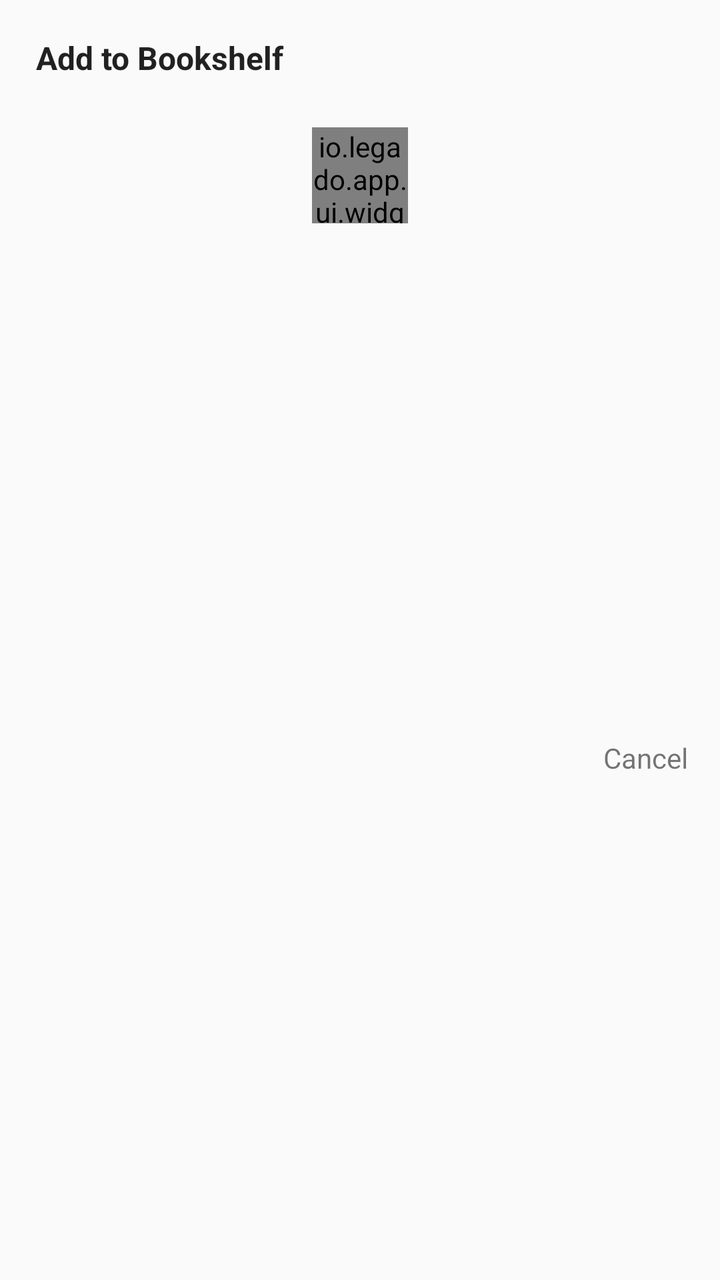
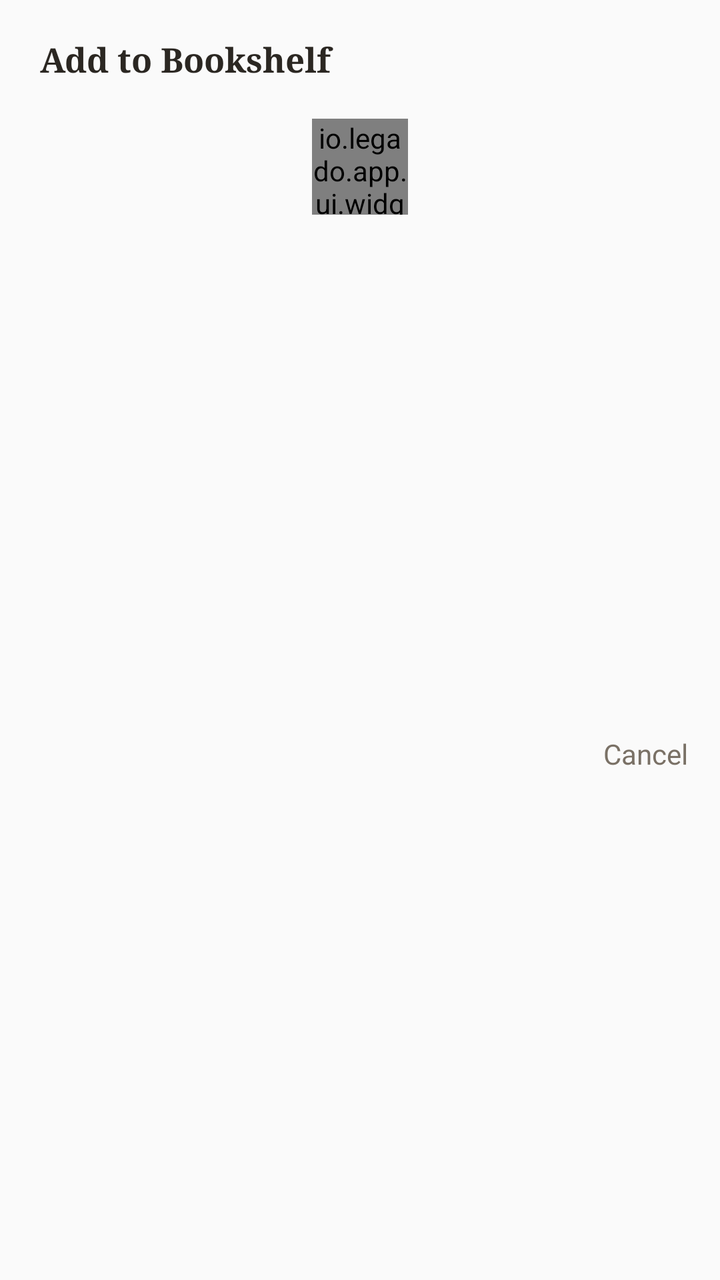

Compare the two renders of this Android layout. The source of the first and the diff that turns it into the second are given below.
<!-- AndroidManifest.xml: application theme AppTheme.Light -->
<!-- res/layout/dialog_add_to_bookshelf.xml -->
<?xml version="1.0" encoding="utf-8"?>
<androidx.constraintlayout.widget.ConstraintLayout xmlns:android="http://schemas.android.com/apk/res/android"
    xmlns:app="http://schemas.android.com/apk/res-auto"
    xmlns:tools="http://schemas.android.com/tools"
    android:layout_width="match_parent"
    android:layout_height="wrap_content">

    <TextView
        android:id="@+id/tv_title"
        android:layout_width="match_parent"
        android:layout_height="wrap_content"
        android:padding="18dp"
        android:text="@string/add_to_bookshelf"
        android:textColor="@color/primaryText"
        android:textSize="16sp"
        android:textStyle="bold"
        app:layout_constraintTop_toTopOf="parent" />

    <androidx.constraintlayout.widget.ConstraintLayout
        android:id="@+id/book_info"
        android:layout_width="match_parent"
        android:layout_height="wrap_content"
        android:layout_marginHorizontal="16dp"
        android:visibility="invisible"
        app:layout_constraintTop_toBottomOf="@id/tv_title">

        <TextView
            android:id="@+id/tv_name"
            android:layout_width="match_parent"
            android:layout_height="wrap_content"
            android:textSize="16sp"
            app:layout_constraintTop_toTopOf="parent" />

        <ImageView
            android:id="@+id/iv_author"
            android:layout_width="18sp"
            android:layout_height="18sp"
            android:contentDescription="@string/author"
            android:paddingRight="2dp"
            android:src="@drawable/ic_author"
            app:layout_constraintBottom_toBottomOf="@+id/tv_author"
            app:layout_constraintLeft_toLeftOf="parent"
            app:layout_constraintTop_toTopOf="@id/tv_author"
            app:tint="@color/tv_text_summary"
            tools:ignore="RtlHardcoded,RtlSymmetry" />

        <TextView
            android:id="@+id/tv_author"
            android:layout_width="0dp"
            android:layout_height="wrap_content"
            android:layout_marginLeft="2dp"
            app:layout_constraintLeft_toRightOf="@+id/iv_author"
            app:layout_constraintRight_toRightOf="parent"
            app:layout_constraintTop_toBottomOf="@+id/tv_name"
            tools:ignore="RtlHardcoded" />

        <ImageView
            android:id="@+id/iv_origin"
            android:layout_width="18sp"
            android:layout_height="18sp"
            android:contentDescription="@string/origin_format"
            android:paddingRight="2dp"
            android:src="@drawable/ic_web_outline"
            app:layout_constraintBottom_toBottomOf="@+id/tv_origin"
            app:layout_constraintLeft_toLeftOf="parent"
            app:layout_constraintTop_toTopOf="@id/tv_origin"
            app:tint="@color/tv_text_summary"
            tools:ignore="RtlHardcoded,RtlSymmetry" />

        <TextView
            android:id="@+id/tv_origin"
            android:layout_width="0dp"
            android:layout_height="wrap_content"
            android:layout_marginLeft="2dp"
            app:layout_constraintLeft_toRightOf="@+id/iv_origin"
            app:layout_constraintRight_toRightOf="parent"
            app:layout_constraintTop_toBottomOf="@+id/tv_author"
            tools:ignore="RtlHardcoded" />

    </androidx.constraintlayout.widget.ConstraintLayout>


    <io.legado.app.ui.widget.anima.RotateLoading
        android:id="@+id/rotate_loading"
        android:layout_width="48dp"
        android:layout_height="48dp"
        app:layout_constraintBottom_toBottomOf="@+id/book_info"
        app:layout_constraintLeft_toLeftOf="parent"
        app:layout_constraintRight_toRightOf="parent"
        app:layout_constraintTop_toTopOf="@id/book_info" />

    <io.legado.app.ui.widget.text.AccentTextView
        android:id="@+id/tv_ok"
        android:layout_width="wrap_content"
        android:layout_height="wrap_content"
        android:padding="16dp"
        android:text="@string/ok"
        android:visibility="gone"
        app:layout_constraintBottom_toBottomOf="parent"
        app:layout_constraintRight_toRightOf="parent"
        app:layout_constraintTop_toBottomOf="@+id/book_info" />

    <TextView
        android:id="@+id/tv_cancel"
        android:layout_width="wrap_content"
        android:layout_height="wrap_content"
        android:padding="16dp"
        android:text="@string/cancel"
        android:textColor="@color/secondaryText"
        app:layout_constraintBottom_toBottomOf="parent"
        app:layout_constraintRight_toLeftOf="@+id/tv_ok"
        app:layout_constraintTop_toBottomOf="@+id/book_info" />

    <io.legado.app.ui.widget.text.AccentTextView
        android:id="@+id/tv_read"
        android:layout_width="wrap_content"
        android:layout_height="wrap_content"
        android:padding="16dp"
        android:text="@string/reading"
        android:visibility="invisible"
        app:layout_constraintBottom_toBottomOf="parent"
        app:layout_constraintLeft_toLeftOf="parent" />

</androidx.constraintlayout.widget.ConstraintLayout>
<!-- resources referenced by this layout -->
<resources>
  <color name="primaryText">#de000000</color>
  <color name="secondaryText">#8a000000</color>
  <color name="tv_text_summary">#8A2C2C2C</color>
  <string name="add_to_bookshelf">Add to Bookshelf</string>
  <string name="author">Author</string>
  <string name="cancel">Cancel</string>
  <string name="ok">OK</string>
  <string name="origin_format">Origin: %s</string>
  <string name="reading">Read</string>
  <style name="AppTheme.Light" parent="Base.AppTheme">
          <item name="actionBarStyle">@style/AppTheme.AppBarOverlay.Light</item>
      </style>
  <style name="Base.AppTheme" parent="Theme.AppCompat.DayNight.NoActionBar">
          <item name="colorPrimary">@color/primary</item>
          <item name="colorPrimaryDark">@color/primaryDark</item>
          <item name="colorAccent">@color/accent</item>
          <item name="actionOverflowMenuStyle">@style/Style.PopupMenu</item>
          <item name="android:itemTextAppearance">@style/Style.MenuItemText</item>
          <item name="android:popupMenuStyle">@style/Style.PopupMenu</item>
          <item name="android:statusBarColor">@color/transparent</item>
          <item name="android:windowDrawsSystemBarBackgrounds">true</item>
      </style>
  <style name="AppTheme.AppBarOverlay.Light" parent="ThemeOverlay.AppCompat.Light">
          <item name="colorAccent">@color/md_grey_900</item>
      </style>
  <color name="primary">@color/md_light_blue_600</color>
  <color name="primaryDark">@color/md_light_blue_700</color>
  <color name="accent">@color/md_pink_800</color>
  <style name="Style.PopupMenu" parent="Widget.AppCompat.PopupMenu">
          <item name="android:popupBackground">@drawable/bg_popup_menu</item>
      </style>
  <color name="transparent">#00000000</color>
  <color name="md_grey_900">#212121</color>
  <color name="md_light_blue_600">#039BE5</color>
  <color name="md_light_blue_700">#0288D1</color>
  <color name="md_pink_800">#AD1457</color>
  <color name="menu_color_default">#383838</color>
  <color name="background_menu">@color/md_grey_200</color>
  <color name="md_grey_200">#EEEEEE</color>
  <!-- unchanged entries left out for length: 4 -->
</resources>

<!-- the commit's change to res/layout/dialog_add_to_bookshelf.xml (unified diff, before → after) -->
@@ -1,4 +1,5 @@
 <?xml version="1.0" encoding="utf-8"?>
+
 <androidx.constraintlayout.widget.ConstraintLayout xmlns:android="http://schemas.android.com/apk/res/android"
     xmlns:app="http://schemas.android.com/apk/res-auto"
     xmlns:tools="http://schemas.android.com/tools"
@@ -9,10 +10,14 @@
         android:id="@+id/tv_title"
         android:layout_width="match_parent"
         android:layout_height="wrap_content"
-        android:padding="18dp"
+        android:paddingLeft="20dp"
+        android:paddingRight="20dp"
+        android:paddingTop="18dp"
+        android:paddingBottom="12dp"
         android:text="@string/add_to_bookshelf"
-        android:textColor="@color/primaryText"
-        android:textSize="16sp"
+        android:fontFamily="serif"
+        android:textColor="@color/ink_text"
+        android:textSize="17sp"
         android:textStyle="bold"
         app:layout_constraintTop_toTopOf="parent" />
 
@@ -20,7 +25,7 @@
         android:id="@+id/book_info"
         android:layout_width="match_parent"
         android:layout_height="wrap_content"
-        android:layout_marginHorizontal="16dp"
+        android:layout_marginHorizontal="20dp"
         android:visibility="invisible"
         app:layout_constraintTop_toBottomOf="@id/tv_title">
 
@@ -28,6 +33,9 @@
             android:id="@+id/tv_name"
             android:layout_width="match_parent"
             android:layout_height="wrap_content"
+            android:fontFamily="serif"
+            android:textStyle="bold"
+            android:textColor="@color/ink_text"
             android:textSize="16sp"
             app:layout_constraintTop_toTopOf="parent" />
 
@@ -106,7 +114,7 @@
         android:layout_height="wrap_content"
         android:padding="16dp"
         android:text="@string/cancel"
-        android:textColor="@color/secondaryText"
+        android:textColor="@color/ink_text_sub"
         app:layout_constraintBottom_toBottomOf="parent"
         app:layout_constraintRight_toLeftOf="@+id/tv_ok"
         app:layout_constraintTop_toBottomOf="@+id/book_info" />
<!-- resource entries referenced after the edit -->
@@ -1,7 +1,7 @@
 <!-- resources referenced by this layout -->
 <resources>
-  <color name="primaryText">#de000000</color>
-  <color name="secondaryText">#8a000000</color>
+  <color name="ink_text">#2B2722</color>
+  <color name="ink_text_sub">#7A7166</color>
   <color name="tv_text_summary">#8A2C2C2C</color>
   <string name="add_to_bookshelf">Add to Bookshelf</string>
   <string name="author">Author</string>
@@ -21,6 +21,8 @@
           <item name="android:popupMenuStyle">@style/Style.PopupMenu</item>
           <item name="android:statusBarColor">@color/transparent</item>
           <item name="android:windowDrawsSystemBarBackgrounds">true</item>
+          <item name="alertDialogTheme">@style/ink_AlertDialog</item>
+          <item name="android:divider">@color/ink_line</item>
       </style>
   <style name="AppTheme.AppBarOverlay.Light" parent="ThemeOverlay.AppCompat.Light">
           <item name="colorAccent">@color/md_grey_900</item>
@@ -32,11 +34,41 @@
           <item name="android:popupBackground">@drawable/bg_popup_menu</item>
       </style>
   <color name="transparent">#00000000</color>
+  <style name="ink_AlertDialog" parent="Theme.AppCompat.DayNight.Dialog.Alert">
+          <item name="android:textColorAlertDialogListItem">@color/ink_text</item>
+          <item name="android:windowBackground">@drawable/ink_bg_dialog</item>
+          <item name="buttonBarButtonStyle">@style/ink_DialogButton</item>
+          <item name="buttonBarPositiveButtonStyle">@style/ink_DialogButton</item>
+          <item name="buttonBarNegativeButtonStyle">@style/ink_DialogButton</item>
+          <item name="buttonBarNeutralButtonStyle">@style/ink_DialogButton</item>
+          <item name="colorAccent">@color/accent</item>
+          <item name="android:textColorPrimary">@color/ink_text</item>
+          <item name="android:textColorSecondary">@color/ink_text_sub</item>
+          <item name="android:colorBackground">@color/ink_card</item>
+      </style>
+  <color name="ink_line">#1F2B2722</color>
   <color name="md_grey_900">#212121</color>
   <color name="md_light_blue_600">#039BE5</color>
   <color name="md_light_blue_700">#0288D1</color>
   <color name="md_pink_800">#AD1457</color>
   <color name="menu_color_default">#383838</color>
+  <!-- drawable ink_bg_dialog (drawable) -->
+  <?xml version="1.0" encoding="utf-8"?>
+  <inset xmlns:android="http://schemas.android.com/apk/res/android"
+      android:insetLeft="16dp"
+      android:insetRight="16dp">
+      <shape android:shape="rectangle">
+          <corners android:radius="8dp" />
+          <solid android:color="@color/ink_card" />
+          <stroke android:width="0.5dp" android:color="@color/ink_line" />
+      </shape>
+  </inset>
+  <style name="ink_DialogButton" parent="Widget.AppCompat.Button.ButtonBar.AlertDialog">
+          <item name="android:textColor">@color/accent</item>
+          <item name="android:textSize">14sp</item>
+          <item name="android:textStyle">bold</item>
+      </style>
+  <color name="ink_card">#FFFDF8</color>
   <color name="background_menu">@color/md_grey_200</color>
   <color name="md_grey_200">#EEEEEE</color>
   <!-- unchanged entries left out for length: 4 -->
